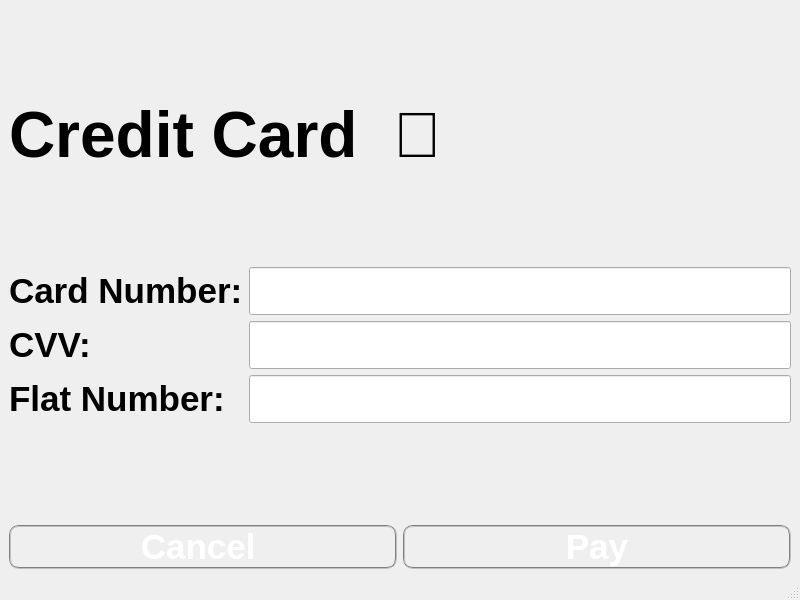
Qt form transaction_cc.ui (acmpesuecc/GrowPal) before a commit.
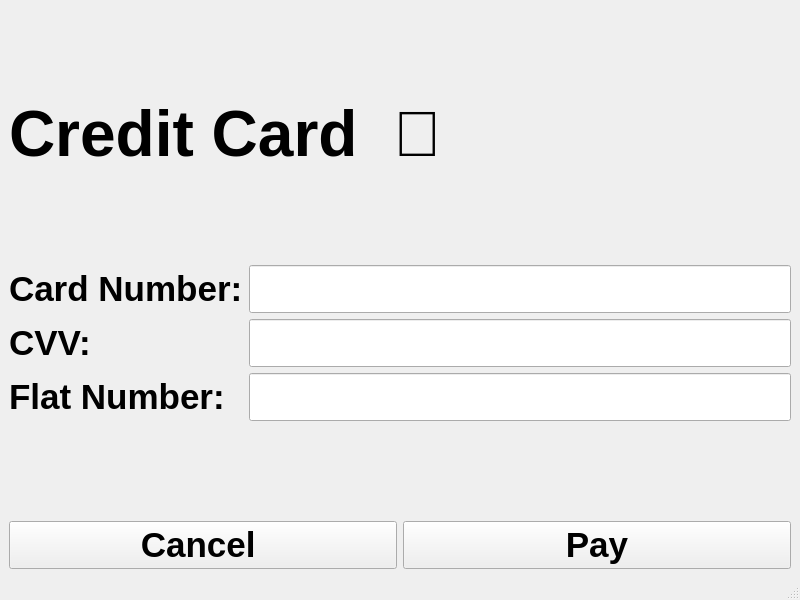
The same form after that commit.

Diff of the .ui file:
```diff
--- a/transaction_cc.ui
+++ b/transaction_cc.ui
@@ -25,9 +25,7 @@
        </font>
       </property>
       <property name="styleSheet">
-       <string notr="true">
-                 color: white; 
-                 border-radius: 10px; border: 2px groove gray;</string>
+       <string notr="true"/>
       </property>
       <property name="text">
        <string>Cancel </string>
@@ -123,9 +121,7 @@
        </font>
       </property>
       <property name="styleSheet">
-       <string notr="true">
-                 color: white; 
-                 border-radius: 10px; border: 2px groove gray;</string>
+       <string notr="true"/>
       </property>
       <property name="text">
        <string>Pay</string>
```
